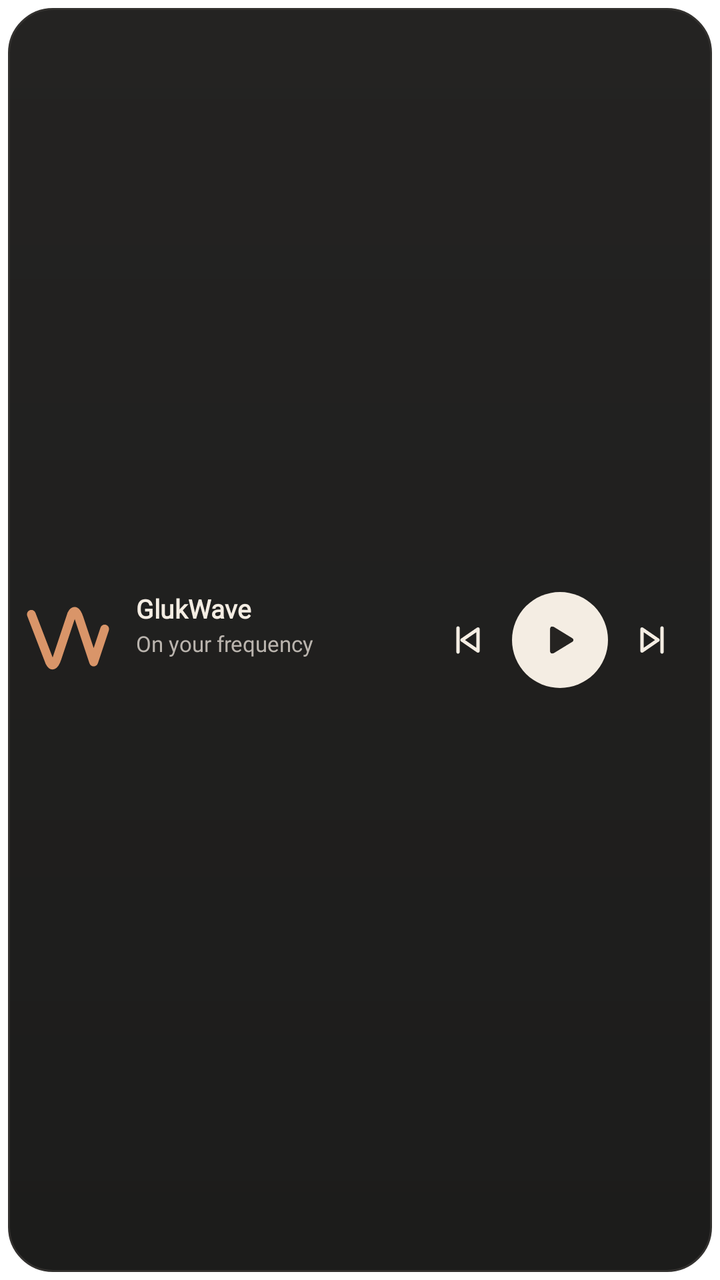
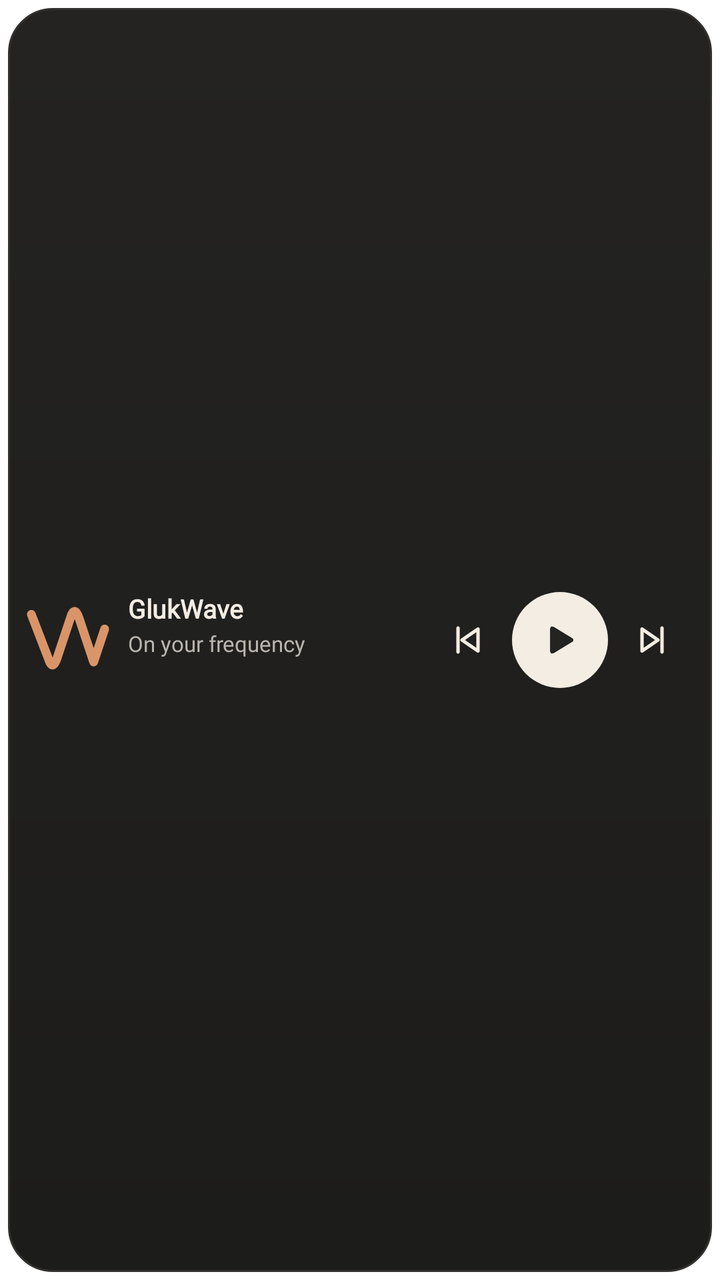

The first picture is an Android layout as it rendered before a commit; the second is the same layout after the commit. The layout source and the unified diff follow.
<!-- AndroidManifest.xml: fallback theme Theme.MaterialComponents.DayNight.NoActionBar -->
<!-- res/layout/glukwave_widget_player.xml -->
<FrameLayout xmlns:android="http://schemas.android.com/apk/res/android" android:id="@+id/widget_root" android:layout_width="match_parent" android:layout_height="match_parent" android:padding="4dp">
 <ImageView android:id="@+id/widget_panel" android:layout_width="match_parent" android:layout_height="match_parent" android:src="@drawable/widget_panel_background" android:scaleType="fitXY" android:importantForAccessibility="no" />
 <LinearLayout android:layout_width="match_parent" android:layout_height="match_parent" android:padding="8dp" android:orientation="vertical" android:gravity="center_vertical">
  <LinearLayout android:layout_width="match_parent" android:layout_height="0dp" android:layout_weight="1" android:orientation="horizontal" android:gravity="center_vertical">
   <ImageView android:id="@+id/widget_cover" android:layout_width="44dp" android:layout_height="44dp" android:layout_gravity="center_vertical" android:scaleType="centerCrop" android:src="@drawable/widget_logo" android:contentDescription="" android:importantForAccessibility="no" />
   <LinearLayout android:layout_width="0dp" android:layout_height="wrap_content" android:layout_weight="1" android:layout_gravity="center_vertical" android:orientation="vertical" android:layout_marginStart="12dp" android:layout_marginEnd="6dp">
    <TextView android:id="@+id/widget_title" android:layout_width="match_parent" android:layout_height="wrap_content" android:text="GlukWave" android:textSize="13sp" android:textColor="#F4EDE3" android:fontFamily="@font/widget_manrope" android:includeFontPadding="false" android:singleLine="true" android:ellipsize="end" android:textStyle="bold" />
    <TextView android:id="@+id/widget_artist" android:layout_width="match_parent" android:layout_height="wrap_content" android:text="On your frequency" android:textSize="11sp" android:textColor="#BAB4AE" android:fontFamily="@font/widget_manrope" android:includeFontPadding="false" android:singleLine="true" android:ellipsize="end" android:layout_marginTop="3dp" />
    <TextView android:id="@+id/widget_status" android:layout_width="match_parent" android:layout_height="wrap_content" android:text="" android:textSize="9sp" android:textColor="#D99569" android:fontFamily="@font/widget_manrope" android:includeFontPadding="false" android:singleLine="true" android:ellipsize="end" android:layout_marginTop="3dp" />
   </LinearLayout>
   <ImageButton android:id="@+id/widget_previous" android:layout_width="44dp" android:layout_height="44dp" android:layout_gravity="center_vertical" android:background="@drawable/widget_touch_background" android:src="@drawable/widget_previous" android:padding="10dp" android:contentDescription="Previous" />
   <ImageButton android:id="@+id/widget_play" android:layout_width="48dp" android:layout_height="48dp" android:layout_gravity="center_vertical" android:background="@drawable/widget_play_background" android:src="@drawable/widget_play" android:padding="12dp" android:contentDescription="Play" />
   <ImageButton android:id="@+id/widget_next" android:layout_width="44dp" android:layout_height="44dp" android:layout_gravity="center_vertical" android:background="@drawable/widget_touch_background" android:src="@drawable/widget_next" android:padding="10dp" android:contentDescription="Next" />
  </LinearLayout>
  <LinearLayout android:layout_width="match_parent" android:layout_height="2dp" android:layout_marginTop="5dp" android:orientation="vertical" android:visibility="gone">
   <ProgressBar android:id="@+id/widget_progress" style="?android:attr/progressBarStyleHorizontal" android:layout_width="match_parent" android:layout_height="2dp" android:max="1000" android:progress="0" android:indeterminate="false" android:progressDrawable="@drawable/widget_progress_background" android:importantForAccessibility="no" android:visibility="gone" />
  </LinearLayout>
 </LinearLayout>
</FrameLayout>
<!-- resources referenced by this layout -->
<resources>
  <!-- drawable widget_logo (drawable) -->
  <vector xmlns:android="http://schemas.android.com/apk/res/android" android:width="24dp" android:height="24dp" android:viewportWidth="24" android:viewportHeight="24"><path android:fillColor="@android:color/transparent" android:strokeColor="#D99569" android:strokeWidth="2.4" android:strokeLineCap="round" android:strokeLineJoin="round" android:pathData="M2,5 L7,18 Q8,20 9,17 L13,5 Q14,3 15,6 L19,18 L22,9"/></vector>
  <!-- drawable widget_next (drawable) -->
  <vector xmlns:android="http://schemas.android.com/apk/res/android" android:width="24dp" android:height="24dp" android:viewportWidth="24" android:viewportHeight="24"><path android:fillColor="@android:color/transparent" android:strokeColor="#F4EDE3" android:strokeWidth="1.7" android:strokeLineCap="round" android:strokeLineJoin="round" android:pathData="M17,6 L17,18 M7,6.5 L15,12 L7,17.5 Z"/></vector>
  <!-- drawable widget_panel_background (drawable) -->
  <shape xmlns:android="http://schemas.android.com/apk/res/android" android:shape="rectangle">
   <gradient android:startColor="#242322" android:endColor="#1C1C1B" android:angle="270"/>
   <corners android:radius="22dp"/><stroke android:width="1dp" android:color="#33312F"/>
  </shape>
  <!-- drawable widget_play (drawable) -->
  <vector xmlns:android="http://schemas.android.com/apk/res/android" android:width="24dp" android:height="24dp" android:viewportWidth="24" android:viewportHeight="24"><path android:fillColor="#252321" android:pathData="M9,5.5 L18,11 Q19.5,12 18,13 L9,18.5 Q7,19.5 7,17 L7,7 Q7,4.5 9,5.5 Z"/></vector>
  <!-- drawable widget_play_background (drawable) -->
  <shape xmlns:android="http://schemas.android.com/apk/res/android" android:shape="oval"><solid android:color="#F4EDE3"/></shape>
  <!-- drawable widget_previous (drawable) -->
  <vector xmlns:android="http://schemas.android.com/apk/res/android" android:width="24dp" android:height="24dp" android:viewportWidth="24" android:viewportHeight="24"><path android:fillColor="@android:color/transparent" android:strokeColor="#F4EDE3" android:strokeWidth="1.7" android:strokeLineCap="round" android:strokeLineJoin="round" android:pathData="M7,6 L7,18 M17,6.5 L9,12 L17,17.5 Z"/></vector>
  <!-- drawable widget_progress_background (drawable) -->
  <layer-list xmlns:android="http://schemas.android.com/apk/res/android"><item android:id="@android:id/background"><shape><solid android:color="#403E3B"/><corners android:radius="2dp"/></shape></item><item android:id="@android:id/progress"><clip><shape><solid android:color="#D99569"/><corners android:radius="2dp"/></shape></clip></item></layer-list>
  <!-- drawable widget_touch_background (drawable) -->
  <ripple xmlns:android="http://schemas.android.com/apk/res/android" android:color="#33D99569"><item android:id="@android:id/mask"><shape android:shape="oval"><solid android:color="#FFFFFF"/></shape></item></ripple>
</resources>

<!-- the commit's change to res/layout/glukwave_widget_player.xml (unified diff, before → after) -->
@@ -3,14 +3,14 @@
  <LinearLayout android:layout_width="match_parent" android:layout_height="match_parent" android:padding="8dp" android:orientation="vertical" android:gravity="center_vertical">
   <LinearLayout android:layout_width="match_parent" android:layout_height="0dp" android:layout_weight="1" android:orientation="horizontal" android:gravity="center_vertical">
    <ImageView android:id="@+id/widget_cover" android:layout_width="44dp" android:layout_height="44dp" android:layout_gravity="center_vertical" android:scaleType="centerCrop" android:src="@drawable/widget_logo" android:contentDescription="" android:importantForAccessibility="no" />
-   <LinearLayout android:layout_width="0dp" android:layout_height="wrap_content" android:layout_weight="1" android:layout_gravity="center_vertical" android:orientation="vertical" android:layout_marginStart="12dp" android:layout_marginEnd="6dp">
+   <LinearLayout android:layout_width="0dp" android:layout_height="wrap_content" android:layout_weight="1" android:layout_gravity="center_vertical" android:orientation="vertical" android:layout_marginStart="8dp" android:layout_marginEnd="6dp">
     <TextView android:id="@+id/widget_title" android:layout_width="match_parent" android:layout_height="wrap_content" android:text="GlukWave" android:textSize="13sp" android:textColor="#F4EDE3" android:fontFamily="@font/widget_manrope" android:includeFontPadding="false" android:singleLine="true" android:ellipsize="end" android:textStyle="bold" />
     <TextView android:id="@+id/widget_artist" android:layout_width="match_parent" android:layout_height="wrap_content" android:text="On your frequency" android:textSize="11sp" android:textColor="#BAB4AE" android:fontFamily="@font/widget_manrope" android:includeFontPadding="false" android:singleLine="true" android:ellipsize="end" android:layout_marginTop="3dp" />
     <TextView android:id="@+id/widget_status" android:layout_width="match_parent" android:layout_height="wrap_content" android:text="" android:textSize="9sp" android:textColor="#D99569" android:fontFamily="@font/widget_manrope" android:includeFontPadding="false" android:singleLine="true" android:ellipsize="end" android:layout_marginTop="3dp" />
    </LinearLayout>
-   <ImageButton android:id="@+id/widget_previous" android:layout_width="44dp" android:layout_height="44dp" android:layout_gravity="center_vertical" android:background="@drawable/widget_touch_background" android:src="@drawable/widget_previous" android:padding="10dp" android:contentDescription="Previous" />
+   <ImageButton android:id="@+id/widget_previous" android:layout_width="44dp" android:layout_height="44dp" android:layout_gravity="center_vertical" android:background="@drawable/widget_touch_background" android:src="@drawable/widget_previous" android:padding="8dp" android:contentDescription="Previous" />
    <ImageButton android:id="@+id/widget_play" android:layout_width="48dp" android:layout_height="48dp" android:layout_gravity="center_vertical" android:background="@drawable/widget_play_background" android:src="@drawable/widget_play" android:padding="12dp" android:contentDescription="Play" />
-   <ImageButton android:id="@+id/widget_next" android:layout_width="44dp" android:layout_height="44dp" android:layout_gravity="center_vertical" android:background="@drawable/widget_touch_background" android:src="@drawable/widget_next" android:padding="10dp" android:contentDescription="Next" />
+   <ImageButton android:id="@+id/widget_next" android:layout_width="44dp" android:layout_height="44dp" android:layout_gravity="center_vertical" android:background="@drawable/widget_touch_background" android:src="@drawable/widget_next" android:padding="8dp" android:contentDescription="Next" />
   </LinearLayout>
   <LinearLayout android:layout_width="match_parent" android:layout_height="2dp" android:layout_marginTop="5dp" android:orientation="vertical" android:visibility="gone">
    <ProgressBar android:id="@+id/widget_progress" style="?android:attr/progressBarStyleHorizontal" android:layout_width="match_parent" android:layout_height="2dp" android:max="1000" android:progress="0" android:indeterminate="false" android:progressDrawable="@drawable/widget_progress_background" android:importantForAccessibility="no" android:visibility="gone" />
